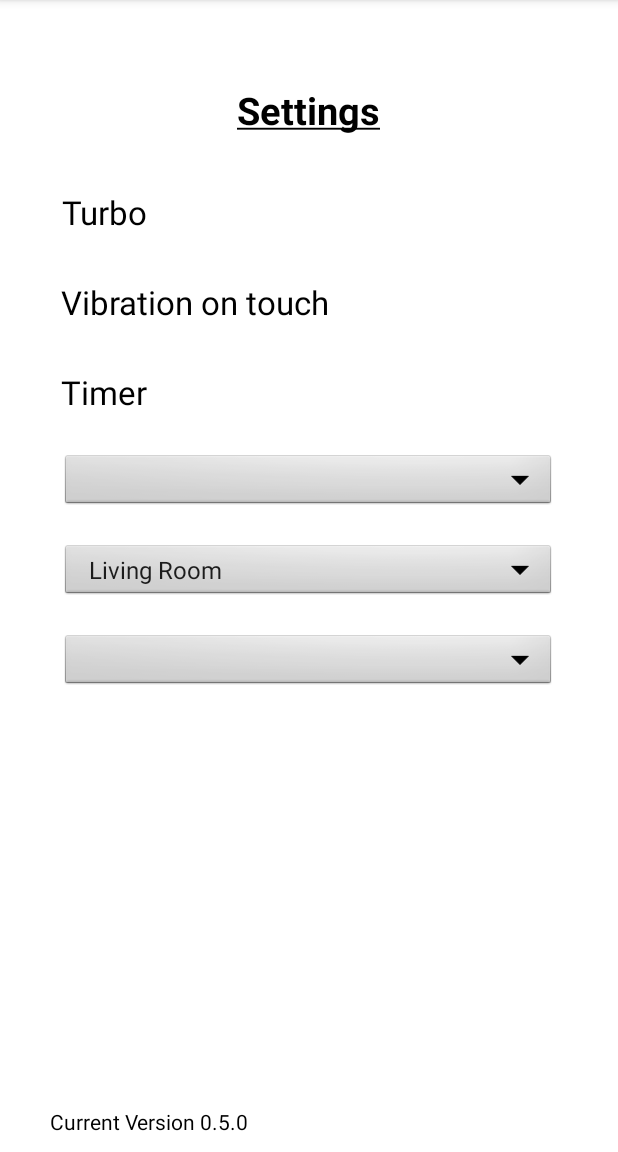
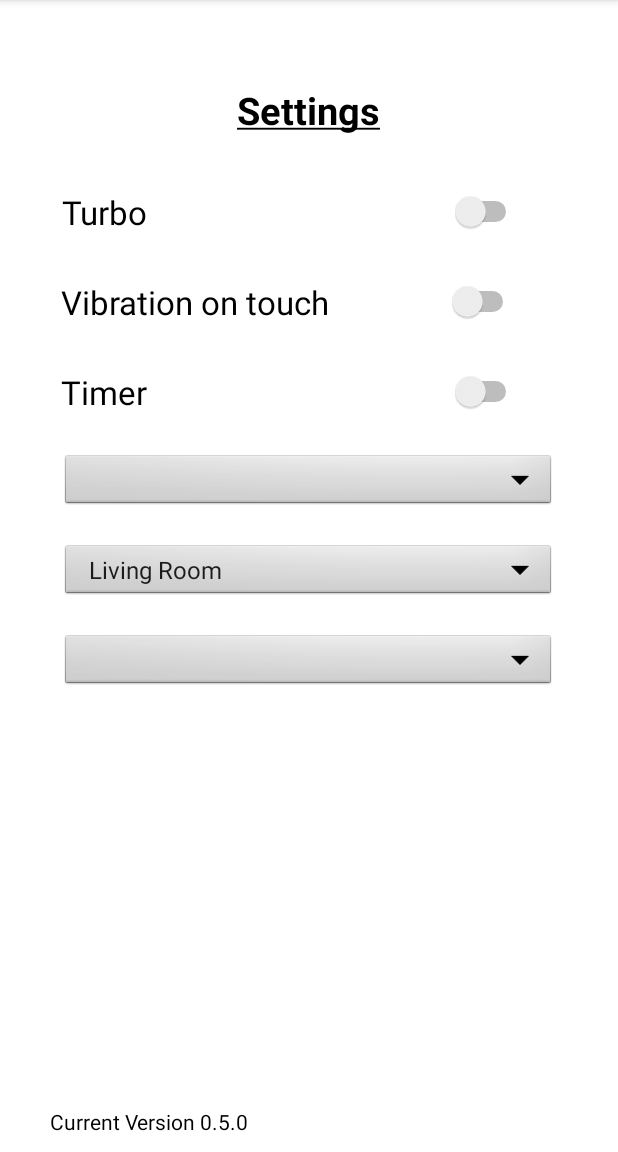
Before and after one commit to xristoulakhs/Air-Condidtion-Controller-android-app, an Android app: the SettingsActivity screen opened directly, with no data from a screen before it, on a phone screen of 412 x 824 dp, the part 84-1236 px from its top. Run offline under Robolectric (Android 15) with nearby library versions, the phone set to English and light mode, and no system bars.

Commit message:
switches at settings

```diff
--- a/app/src/main/java/com/example/air_condition/SettingsActivity.java
+++ b/app/src/main/java/com/example/air_condition/SettingsActivity.java
@@ -1,9 +1,11 @@
 package com.example.air_condition;
 
+import android.annotation.SuppressLint;
 import android.graphics.Paint;
 import android.os.Bundle;
 import android.widget.ArrayAdapter;
 import android.widget.Spinner;
+import android.widget.Switch;
 import android.widget.TextView;
 
 import androidx.appcompat.app.AppCompatActivity;
@@ -17,6 +19,13 @@ public class SettingsActivity extends AppCompatActivity {
     Spinner scaleSpinner;
     Spinner devicesSpinner;
     Spinner languageSpinner;
+
+    @SuppressLint("UseSwitchCompatOrMaterialCode")
+    Switch turboSwitch;
+    @SuppressLint("UseSwitchCompatOrMaterialCode")
+    Switch vibrationSwitch;
+    @SuppressLint("UseSwitchCompatOrMaterialCode")
+    Switch timerSwitch;
 
     @Override
     protected void onCreate(Bundle savedInstanceState) {
@@ -36,5 +45,14 @@ public class SettingsActivity extends AppCompatActivity {
         ArrayAdapter<String> devicesArrayAdapter = new ArrayAdapter<>(this, android.R.layout.simple_spinner_item, devices);
         devicesArrayAdapter.setDropDownViewResource(android.R.layout.simple_spinner_dropdown_item);
         devicesSpinner.setAdapter(devicesArrayAdapter);
+
+        turboSwitch = findViewById(R.id.turboSwitch);
+        boolean turboState = turboSwitch.isChecked();
+
+        vibrationSwitch = findViewById(R.id.vibrationSwitch);
+        boolean vibrationState = turboSwitch.isChecked();
+
+        timerSwitch = findViewById(R.id.timerSwitch);
+        boolean timerState = turboSwitch.isChecked();
     }
 }
--- a/app/src/main/res/layout/activity_settings.xml
+++ b/app/src/main/res/layout/activity_settings.xml
@@ -51,6 +51,15 @@
                 android:text="@string/turbo"
                 android:textColor="@color/black"
                 android:textSize="22sp" />
+
+            <Switch
+                android:id="@+id/turboSwitch"
+                android:layout_width="50dp"
+                android:layout_height="22dp"
+                android:layout_gravity="center"
+                android:layout_marginStart="200dp"
+                tools:ignore="UseSwitchCompatOrMaterialXml" />
+
         </LinearLayout>
 
         <LinearLayout
@@ -68,6 +77,15 @@
                 android:text="@string/vibration_on_touch"
                 android:textColor="@color/black"
                 android:textSize="22sp" />
+
+            <Switch
+                android:id="@+id/vibrationSwitch"
+                android:layout_width="50dp"
+                android:layout_height="22dp"
+                android:layout_gravity="center"
+                android:layout_marginStart="76dp"
+                tools:ignore="UseSwitchCompatOrMaterialXml" />
+
         </LinearLayout>
 
         <LinearLayout
@@ -85,6 +103,15 @@
                 android:text="@string/timer"
                 android:textColor="@color/black"
                 android:textSize="22sp" />
+
+            <Switch
+                android:id="@+id/timerSwitch"
+                android:layout_width="50dp"
+                android:layout_height="22dp"
+                android:layout_gravity="center"
+                android:layout_marginStart="200dp"
+                tools:ignore="UseSwitchCompatOrMaterialXml" />
+
         </LinearLayout>
 
         <Spinner
@@ -105,7 +132,7 @@
             android:id="@+id/languageSpinner"
             style="@android:style/Widget.Spinner"
             android:layout_width="330dp"
-            android:layout_height="40dp"/>
+            android:layout_height="40dp" />
     </LinearLayout>
 
     <TextView
```
